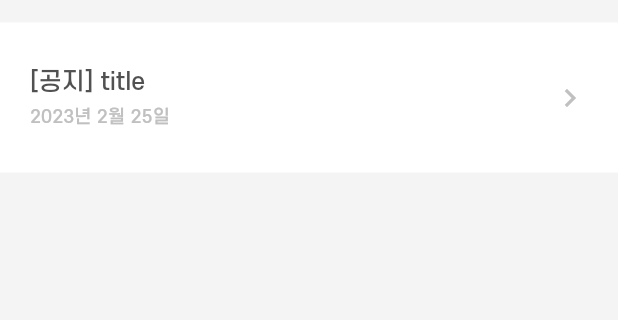
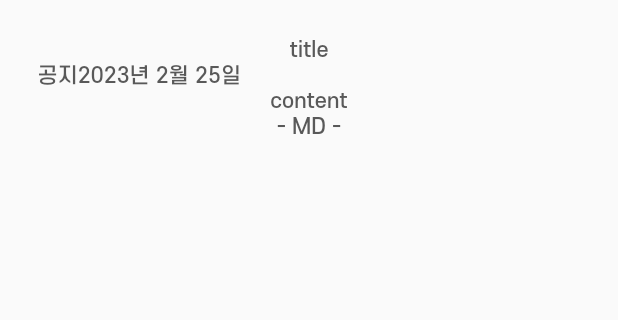
Before and after one commit to doubleS19/haemo-Front, a Flutter app: the NoticePage screen opened by its route, after a tap on an icon or button, on a phone screen of 412 x 824 dp, the part 84-404 px from its top. Run offline on Flutter 3.47's test engine with Material 2 defaults, Android fonts, the phone set to English and light mode, and no system bars; our stand-ins replace carousel_slider, cloud_firestore, custom_refresh_indicator, firebase_core, flutter_slidable, flutter_speed_dial and 7 more; missing offline and left inert: dart:ffi, flutter_email_sender, textfield_tags; accounts and stored records are empty; network calls fail.

Commit message:
fix: notice detail 페이지 생성 및 경로 연결

```diff
--- /dev/null
+++ b/lib/screens/page/setting/notice_detail_page.dart
@@ -0,0 +1,41 @@
+import 'package:flutter/cupertino.dart';
+import 'package:flutter/material.dart';
+import 'package:hae_mo/model/notice_model.dart';
+
+import '../../components/customAppBar.dart';
+
+class NoticeDetailPage extends StatelessWidget {
+  NoticeDetailPage({Key? key, required this.notice, required this.isAdmin}) : super(key: key);
+
+  final NoticeModel notice;
+  final bool isAdmin;
+
+  @override
+  Widget build(BuildContext context) {
+
+    return Scaffold(
+      appBar: PreferredSize(
+          preferredSize: const Size.fromHeight(kToolbarHeight),
+          child: Builder(
+              builder: (context) => customColorAppbar(context, "공지사항"))),
+      body:Container(
+        padding: const EdgeInsets.all(25),
+        child: Column(
+          children: [
+            Text("${notice.title}"),
+            Row(
+              children: [
+                Text(notice.noticeType),
+                const Divider(),
+                Text(notice.date)
+              ],
+            ),
+            Text(notice.content),
+            Text("- ${notice.MD} -" ),
+          ],
+        ),
+
+      )
+    );
+  }
+}
--- a/lib/screens/page/setting/notice_list_page.dart
+++ b/lib/screens/page/setting/notice_list_page.dart
@@ -2,6 +2,8 @@
 import 'package:flutter/cupertino.dart';
 import 'package:flutter/material.dart';
 import 'package:flutter/rendering.dart';
+import 'package:get/get.dart';
+import 'package:get/get_core/src/get_main.dart';
 import 'package:get/get_state_manager/src/rx_flutter/rx_obx_widget.dart';
 import 'package:hae_mo/controller/setting/notice_controller.dart';
 import 'package:hae_mo/model/notice_model.dart';
@@ -9,6 +11,7 @@ import 'package:hae_mo/model/notice_model.dart';
 import '../../../common/color.dart';
 import '../../../common/theme.dart';
 import '../../components/customAppBar.dart';
+import 'notice_detail_page.dart';
 
 class NoticePage extends StatelessWidget {
   NoticePage({Key? key}) : super(key: key);
@@ -50,7 +53,9 @@ class NoticePage extends StatelessWidget {
 
 Widget noticeCard(BuildContext context, NoticeModel notice){
   return GestureDetector(
-    onTap: (){},
+    onTap: (){
+      Get.to(()=> NoticeDetailPage(notice: notice, isAdmin: true));
+    },
     child: Container(
       decoration: BoxDecoration(
         color: AppTheme.postingPageHeadlineColor,
```
